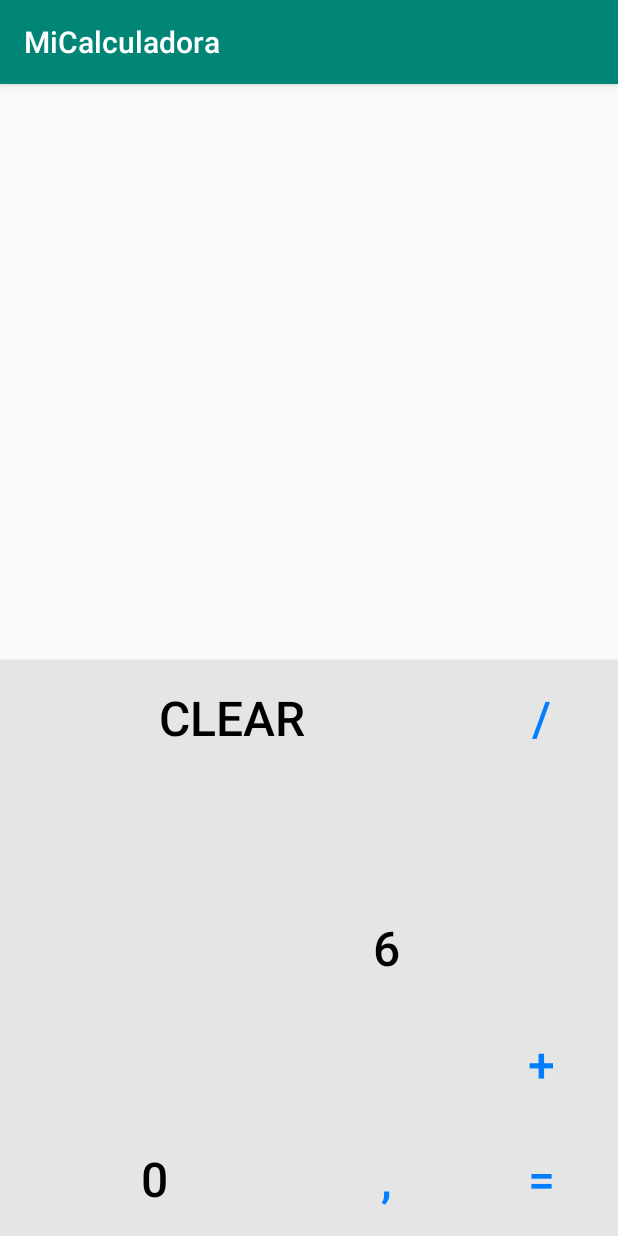
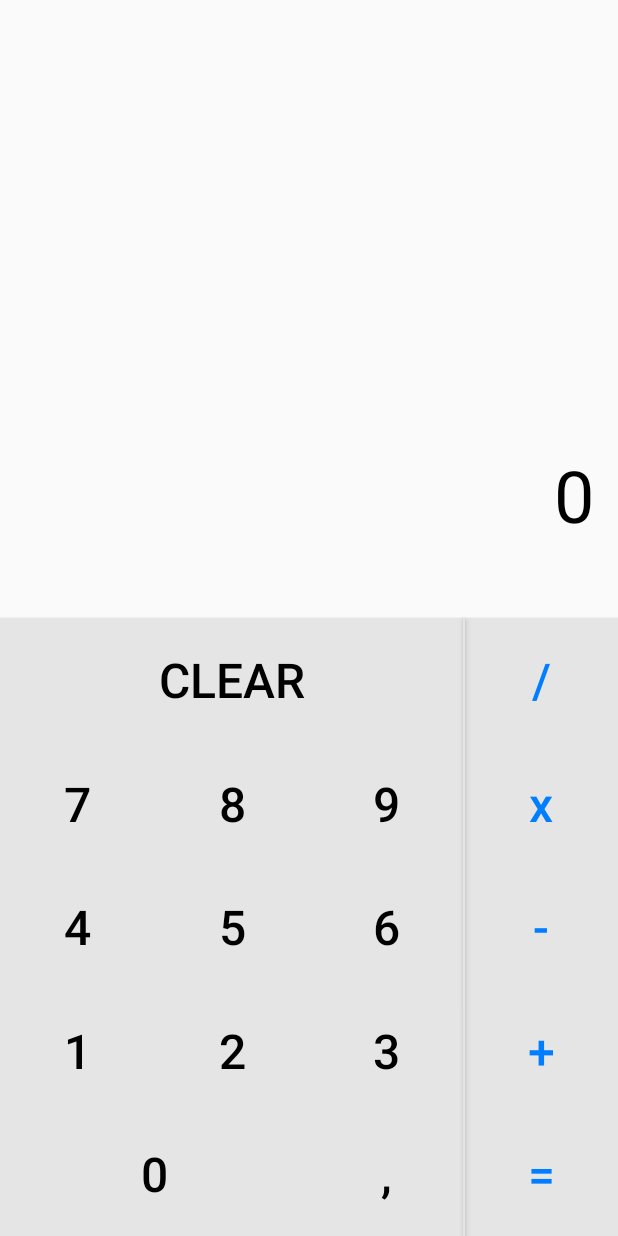
Before and after one commit to SheilaNieva/MiCalculadora, an Android app: the screen it shows after launch (MainActivity), on a phone screen of 412 x 824 dp. Run offline under Robolectric (Android 15) with nearby library versions, the phone set to English and light mode, and no system bars.

Commit message:
estilo acabado de botones

```diff
--- a/app/src/main/res/layout/activity_main.xml
+++ b/app/src/main/res/layout/activity_main.xml
@@ -8,285 +8,321 @@
 
 
     <androidx.constraintlayout.widget.Guideline
-        android:id="@+id/gHor1"
-        android:layout_width="0dp"
+        android:id="@+id/gH1"
+        android:layout_width="wrap_content"
         android:layout_height="wrap_content"
         android:orientation="horizontal"
+        app:layout_constraintGuide_percent="1"
         app:layout_constraintEnd_toEndOf="parent"
-        app:layout_constraintGuide_percent="1"
         app:layout_constraintStart_toStartOf="parent" />
 
     <androidx.constraintlayout.widget.Guideline
-        android:id="@+id/gHor2"
-        android:layout_width="0dp"
+        android:id="@+id/gH2"
+        android:layout_width="wrap_content"
         android:layout_height="wrap_content"
         android:orientation="horizontal"
+        app:layout_constraintGuide_percent="0.9"
         app:layout_constraintEnd_toEndOf="parent"
-        app:layout_constraintGuide_percent="0.9"
-        app:layout_constraintStart_toStartOf="parent" />
-    <androidx.constraintlayout.widget.Guideline
-        android:id="@+id/gHor3"
-        android:layout_width="0dp"
-        android:layout_height="wrap_content"
-        android:orientation="horizontal"
-        app:layout_constraintEnd_toEndOf="parent"
-        app:layout_constraintGuide_percent="0.8"
-        app:layout_constraintStart_toStartOf="parent" />
-    <androidx.constraintlayout.widget.Guideline
-        android:id="@+id/gHor4"
-        android:layout_width="0dp"
-        android:layout_height="wrap_content"
-        android:orientation="horizontal"
-        app:layout_constraintEnd_toEndOf="parent"
-        app:layout_constraintGuide_percent="0.7"
-        app:layout_constraintStart_toStartOf="parent" />
-    <androidx.constraintlayout.widget.Guideline
-        android:id="@+id/gHor5"
-        android:layout_width="0dp"
-        android:layout_height="wrap_content"
-        android:orientation="horizontal"
-        app:layout_constraintEnd_toEndOf="parent"
-        app:layout_constraintGuide_percent="0.6"
         app:layout_constraintStart_toStartOf="parent" />
 
     <androidx.constraintlayout.widget.Guideline
-        android:id="@+id/gHor6"
-        android:layout_width="0dp"
+        android:id="@+id/gH3"
+        android:layout_width="wrap_content"
         android:layout_height="wrap_content"
         android:orientation="horizontal"
+        app:layout_constraintGuide_percent="0.8"
         app:layout_constraintEnd_toEndOf="parent"
-        app:layout_constraintGuide_percent="0.5"
         app:layout_constraintStart_toStartOf="parent" />
 
     <androidx.constraintlayout.widget.Guideline
-        android:id="@+id/gVer1"
-        android:layout_width="0dp"
+        android:id="@+id/gH4"
+        android:layout_width="wrap_content"
         android:layout_height="wrap_content"
-        android:orientation="vertical"
+        android:orientation="horizontal"
+        app:layout_constraintGuide_percent="0.7"
         app:layout_constraintEnd_toEndOf="parent"
-        app:layout_constraintGuide_percent="0"
-        app:layout_constraintStart_toStartOf="parent" />
-    <androidx.constraintlayout.widget.Guideline
-        android:id="@+id/gVer2"
-        android:layout_width="0dp"
-        android:layout_height="wrap_content"
-        android:orientation="vertical"
-        app:layout_constraintEnd_toEndOf="parent"
-        app:layout_constraintGuide_percent="0.25"
         app:layout_constraintStart_toStartOf="parent" />
 
     <androidx.constraintlayout.widget.Guideline
-        android:id="@+id/gVer3"
-        android:layout_width="0dp"
+        android:id="@+id/gH5"
+        android:layout_width="wrap_content"
         android:layout_height="wrap_content"
-        android:orientation="vertical"
+        android:orientation="horizontal"
+        app:layout_constraintGuide_percent="0.6"
         app:layout_constraintEnd_toEndOf="parent"
-        app:layout_constraintGuide_percent="0.5"
-        app:layout_constraintStart_toStartOf="parent" />
-    <androidx.constraintlayout.widget.Guideline
-        android:id="@+id/gVer4"
-        android:layout_width="0dp"
-        android:layout_height="wrap_content"
-        android:orientation="vertical"
-        app:layout_constraintEnd_toEndOf="parent"
-        app:layout_constraintGuide_percent="0.75"
         app:layout_constraintStart_toStartOf="parent" />
 
     <androidx.constraintlayout.widget.Guideline
-        android:id="@+id/gVer5"
-        android:layout_width="0dp"
+        android:id="@+id/gH6"
+        android:layout_width="wrap_content"
+        android:layout_height="wrap_content"
+        android:orientation="horizontal"
+        app:layout_constraintGuide_percent="0.5"
+        app:layout_constraintEnd_toEndOf="parent"
+        app:layout_constraintStart_toStartOf="parent" />
+
+    <androidx.constraintlayout.widget.Guideline
+        android:id="@+id/gH7"
+        android:layout_width="wrap_content"
+        android:layout_height="wrap_content"
+        android:orientation="horizontal"
+        app:layout_constraintGuide_percent="0.3"
+        app:layout_constraintEnd_toEndOf="parent"
+        app:layout_constraintStart_toStartOf="parent" />
+
+    <androidx.constraintlayout.widget.Guideline
+        android:id="@+id/gV1"
+        android:layout_width="wrap_content"
         android:layout_height="wrap_content"
         android:orientation="vertical"
+        app:layout_constraintGuide_percent="0"
         app:layout_constraintEnd_toEndOf="parent"
+        app:layout_constraintStart_toStartOf="parent" />
+
+    <androidx.constraintlayout.widget.Guideline
+        android:id="@+id/gV2"
+        android:layout_width="wrap_content"
+        android:layout_height="wrap_content"
+        android:orientation="vertical"
+        app:layout_constraintGuide_percent="0.25"
+        app:layout_constraintEnd_toEndOf="parent"
+        app:layout_constraintStart_toStartOf="parent" />
+
+    <androidx.constraintlayout.widget.Guideline
+        android:id="@+id/gV3"
+        android:layout_width="wrap_content"
+        android:layout_height="wrap_content"
+        android:orientation="vertical"
+        app:layout_constraintGuide_percent="0.5"
+        app:layout_constraintEnd_toEndOf="parent"
+        app:layout_constraintStart_toStartOf="parent" />
+
+    <androidx.constraintlayout.widget.Guideline
+        android:id="@+id/gV4"
+        android:layout_width="wrap_content"
+        android:layout_height="wrap_content"
+        android:orientation="vertical"
+        app:layout_constraintGuide_percent="0.75"
+        app:layout_constraintEnd_toEndOf="parent"
+        app:layout_constraintStart_toStartOf="parent" />
+
+    <androidx.constraintlayout.widget.Guideline
+        android:id="@+id/gV5"
+        android:layout_width="wrap_content"
+        android:layout_height="wrap_content"
+        android:orientation="vertical"
         app:layout_constraintGuide_percent="1"
+        app:layout_constraintEnd_toEndOf="parent"
         app:layout_constraintStart_toStartOf="parent" />
 
     <androidx.appcompat.widget.AppCompatButton
-        android:id="@+id/btn0"
-        android:layout_width="0dp"
-        android:layout_height="0dp"
+        android:id="@+id/bt0"
         android:text="@string/botonCero"
         style="@style/NumberButton"
-        app:layout_constraintBottom_toTopOf="@id/gHor1"
-        app:layout_constraintEnd_toStartOf="@id/gVer3"
-        app:layout_constraintStart_toEndOf="@+id/gVer1"
-        app:layout_constraintTop_toBottomOf="@id/gHor2" />
+        app:layout_constraintBottom_toTopOf="@id/gH1"
+        app:layout_constraintEnd_toStartOf="@id/gV3"
+        app:layout_constraintStart_toEndOf="@id/gV1"
+        app:layout_constraintTop_toBottomOf="@id/gH2"
+        android:layout_width="0dp"
+        android:layout_height="0dp" />
 
     <androidx.appcompat.widget.AppCompatButton
-        android:id="@+id/btnComa"
+        android:id="@+id/btComma"
+        style="@style/NumberButton"
+        android:text="@string/botonComa"
+        app:layout_constraintBottom_toTopOf="@id/gH1"
+        app:layout_constraintEnd_toStartOf="@id/gV4"
+        app:layout_constraintStart_toEndOf="@id/gV3"
+        app:layout_constraintTop_toBottomOf="@id/gH2"
         android:layout_width="0dp"
-        android:layout_height="0dp"
-        android:text="@string/botonComa"
-        style="@style/SymbolButton"
-        app:layout_constraintBottom_toTopOf="@id/gHor1"
-        app:layout_constraintEnd_toStartOf="@id/gVer4"
-        app:layout_constraintStart_toEndOf="@+id/gVer3"
-        app:layout_constraintTop_toBottomOf="@id/gHor2" />
+        android:layout_height="0dp" />
 
     <androidx.appcompat.widget.AppCompatButton
-        android:id="@+id/btnIgual"
+        android:id="@+id/btEqual"
+        style="@style/SymbolButton"
+        android:text="@string/botonIgual"
+        app:layout_constraintBottom_toTopOf="@id/gH1"
+        app:layout_constraintEnd_toStartOf="@id/gV5"
+        app:layout_constraintStart_toEndOf="@id/gV4"
+        app:layout_constraintTop_toBottomOf="@id/gH2"
         android:layout_width="0dp"
-        android:layout_height="0dp"
-        android:text="@string/botonIgual"
-        style="@style/SymbolButton"
-        app:layout_constraintBottom_toTopOf="@id/gHor1"
-        app:layout_constraintEnd_toStartOf="@id/gVer5"
-        app:layout_constraintStart_toEndOf="@+id/gVer4"
-        app:layout_constraintTop_toBottomOf="@id/gHor2" />
+        android:layout_height="0dp" />
 
     <androidx.appcompat.widget.AppCompatButton
-        android:id="@+id/btnPlus"
+        android:id="@+id/btPlus"
+        style="@style/SymbolButton"
+        android:text="@string/botonPlus"
+        app:layout_constraintBottom_toTopOf="@id/gH2"
+        app:layout_constraintEnd_toStartOf="@id/gV5"
+        app:layout_constraintStart_toEndOf="@id/gV4"
+        app:layout_constraintTop_toBottomOf="@id/gH3"
         android:layout_width="0dp"
-        android:layout_height="0dp"
-        android:text="@string/botonPlus"
-        style="@style/SymbolButton"
-        app:layout_constraintBottom_toTopOf="@id/gHor2"
-        app:layout_constraintEnd_toStartOf="@id/gVer5"
-        app:layout_constraintStart_toEndOf="@+id/gVer4"
-        app:layout_constraintTop_toBottomOf="@id/gHor3" />
+        android:layout_height="0dp" />
 
     <androidx.appcompat.widget.AppCompatButton
-        android:id="@+id/btn1"
+        android:id="@+id/bt1"
+        style="@style/NumberButton"
+        android:text="@string/botonUno"
+        app:layout_constraintBottom_toTopOf="@id/gH2"
+        app:layout_constraintEnd_toStartOf="@id/gV2"
+        app:layout_constraintStart_toEndOf="@id/gV1"
+        app:layout_constraintTop_toBottomOf="@id/gH3"
         android:layout_width="0dp"
-        android:layout_height="0dp"
-        style="@style/NumberButton"
-        app:layout_constraintBottom_toTopOf="@id/gHor2"
-        app:layout_constraintEnd_toStartOf="@id/gVer2"
-        app:layout_constraintStart_toEndOf="@+id/gVer1"
-        app:layout_constraintTop_toBottomOf="@id/gHor3"
-        tools:text="@string/botonUno" />
+        android:layout_height="0dp" />
 
     <androidx.appcompat.widget.AppCompatButton
-        android:id="@+id/btn2"
+        android:id="@+id/bt2"
+        style="@style/NumberButton"
+        android:text="@string/botonDos"
+        app:layout_constraintBottom_toTopOf="@id/gH2"
+        app:layout_constraintEnd_toStartOf="@id/gV3"
+        app:layout_constraintStart_toEndOf="@id/gV2"
+        app:layout_constraintTop_toBottomOf="@id/gH3"
         android:layout_width="0dp"
-        android:layout_height="0dp"
-        style="@style/NumberButton"
-        app:layout_constraintBottom_toTopOf="@id/gHor2"
-        app:layout_constraintEnd_toStartOf="@id/gVer3"
-        app:layout_constraintStart_toEndOf="@+id/gVer2"
-        app:layout_constraintTop_toBottomOf="@id/gHor3"
-        tools:text="@string/botonDos" />
+        android:layout_height="0dp" />
 
     <androidx.appcompat.widget.AppCompatButton
         android:id="@+id/bt3"
+        style="@style/NumberButton"
+        android:text="@string/botonTres"
+        app:layout_constraintBottom_toTopOf="@id/gH2"
+        app:layout_constraintEnd_toStartOf="@id/gV4"
+        app:layout_constraintStart_toEndOf="@id/gV3"
+        app:layout_constraintTop_toBottomOf="@id/gH3"
+        android:layout_width="0dp"
+        android:layout_height="0dp" />
+
+    <androidx.appcompat.widget.AppCompatButton
+        android:id="@+id/bt4"
+        style="@style/NumberButton"
+        android:text="@string/botonCuatro"
+        app:layout_constraintBottom_toTopOf="@id/gH3"
+        app:layout_constraintEnd_toStartOf="@id/gV2"
+        app:layout_constraintStart_toEndOf="@id/gV1"
+        app:layout_constraintTop_toBottomOf="@id/gH4"
+        android:layout_width="0dp"
+        android:layout_height="0dp" />
+
+    <androidx.appcompat.widget.AppCompatButton
+        android:id="@+id/bt5"
+        style="@style/NumberButton"
+        android:text="@string/botonCinco"
+        app:layout_constraintBottom_toTopOf="@id/gH3"
+        app:layout_constraintEnd_toStartOf="@id/gV3"
+        app:layout_constraintStart_toEndOf="@id/gV2"
+        app:layout_constraintTop_toBottomOf="@id/gH4"
+        android:layout_width="0dp"
+        android:layout_height="0dp" />
+
+    <androidx.appcompat.widget.AppCompatButton
+        android:id="@+id/bt6"
+        style="@style/NumberButton"
+        android:text="@string/botonSeis"
+        app:layout_constraintBottom_toTopOf="@id/gH3"
+        app:layout_constraintEnd_toStartOf="@id/gV4"
+        app:layout_constraintStart_toEndOf="@id/gV3"
+        app:layout_constraintTop_toBottomOf="@id/gH4"
+        android:layout_width="0dp"
+        android:layout_height="0dp" />
+
+    <androidx.appcompat.widget.AppCompatButton
+        android:id="@+id/btMinus"
+        style="@style/SymbolButton"
+        android:text="@string/botonMinus"
+        app:layout_constraintBottom_toTopOf="@id/gH3"
+        app:layout_constraintEnd_toStartOf="@id/gV5"
+        app:layout_constraintStart_toEndOf="@id/gV4"
+        app:layout_constraintTop_toBottomOf="@id/gH4"
+        android:layout_width="0dp"
+        android:layout_height="0dp" />
+
+    <androidx.appcompat.widget.AppCompatButton
+        android:id="@+id/bt7"
+        style="@style/NumberButton"
+        android:text="@string/botonSiete"
+        app:layout_constraintBottom_toTopOf="@id/gH4"
+        app:layout_constraintEnd_toStartOf="@id/gV2"
+        app:layout_constraintStart_toEndOf="@id/gV1"
+        app:layout_constraintTop_toBottomOf="@id/gH5"
+        android:layout_width="0dp"
+        android:layout_height="0dp" />
+
+    <androidx.appcompat.widget.AppCompatButton
+        android:id="@+id/bt8"
+        style="@style/NumberButton"
+        android:text="@string/botonOcho"
+        app:layout_constraintBottom_toTopOf="@id/gH4"
+        app:layout_constraintEnd_toStartOf="@id/gV3"
+        app:layout_constraintStart_toEndOf="@id/gV2"
+        app:layout_constraintTop_toBottomOf="@id/gH5"
+        android:layout_width="0dp"
+        android:layout_height="0dp" />
+
+    <androidx.appcompat.widget.AppCompatButton
+        android:id="@+id/bt9"
+        style="@style/NumberButton"
+        android:text="@string/botonNueve"
+        app:layout_constraintBottom_toTopOf="@id/gH4"
+        app:layout_constraintEnd_toStartOf="@id/gV4"
+        app:layout_constraintStart_toEndOf="@id/gV3"
+        app:layout_constraintTop_toBottomOf="@id/gH5"
+        android:layout_width="0dp"
+        android:layout_height="0dp" />
+
+    <androidx.appcompat.widget.AppCompatButton
+        android:id="@+id/btMul"
+        style="@style/SymbolButton"
+        android:text="@string/botonMul"
+        app:layout_constraintBottom_toTopOf="@id/gH4"
+        app:layout_constraintEnd_toStartOf="@id/gV5"
+        app:layout_constraintStart_toEndOf="@id/gV4"
+        app:layout_constraintTop_toBottomOf="@id/gH5"
+        android:layout_width="0dp"
+        android:layout_height="0dp" />
+
+    <androidx.appcompat.widget.AppCompatButton
+        android:id="@+id/btClear"
+        style="@style/NumberButton"
+        android:text="@string/botonClear"
+        app:layout_constraintBottom_toTopOf="@id/gH5"
+        app:layout_constraintEnd_toStartOf="@id/gV4"
+        app:layout_constraintStart_toEndOf="@id/gV1"
+        app:layout_constraintTop_toBottomOf="@id/gH6"
+        android:layout_width="0dp"
+        android:layout_height="0dp" />
+
+    <androidx.appcompat.widget.AppCompatButton
+        android:id="@+id/btDiv"
+        style="@style/SymbolButton"
+        android:text="@string/botonDiv"
+        app:layout_constraintBottom_toTopOf="@id/gH5"
+        app:layout_constraintEnd_toStartOf="@id/gV5"
+        app:layout_constraintStart_toEndOf="@id/gV4"
+        app:layout_constraintTop_toBottomOf="@id/gH6"
+        android:layout_width="0dp"
+        android:layout_height="0dp" />
+
+    <View
+        android:id="@+id/separator"
+        style="@style/Separator"
+        android:layout_height="0dp"
+        app:layout_constraintBottom_toBottomOf="@id/gH1"
+        app:layout_constraintEnd_toStartOf="@id/gV4"
+        app:layout_constraintStart_toEndOf="@id/gV4"
+        app:layout_constraintTop_toTopOf="@id/gH6" />
+
+    <TextView
+        android:id="@+id/screen"
         android:layout_width="0dp"
         android:layout_height="0dp"
-        style="@style/NumberButton"
-        app:layout_constraintBottom_toTopOf="@id/gHor2"
-        app:layout_constraintEnd_toStartOf="@id/gVer4"
-        app:layout_constraintStart_toEndOf="@+id/gVer3"
-        app:layout_constraintTop_toBottomOf="@id/gHor3"
-        tools:text="@string/botonTres" />
-
-    <androidx.appcompat.widget.AppCompatButton
-        android:id="@+id/btn4"
-        android:layout_width="0dp"
-        android:layout_height="0dp"
-        style="@style/NumberButton"
-        app:layout_constraintBottom_toTopOf="@id/gHor3"
-        app:layout_constraintEnd_toStartOf="@id/gVer2"
-        app:layout_constraintStart_toEndOf="@+id/gVer1"
-        app:layout_constraintTop_toBottomOf="@id/gHor4"
-        tools:text="@string/botonCuatro" />
-
-    <androidx.appcompat.widget.AppCompatButton
-        android:id="@+id/btn5"
-        android:layout_width="0dp"
-        android:layout_height="0dp"
-        style="@style/NumberButton"
-        app:layout_constraintBottom_toTopOf="@id/gHor3"
-        app:layout_constraintEnd_toStartOf="@id/gVer3"
-        app:layout_constraintStart_toEndOf="@+id/gVer2"
-        app:layout_constraintTop_toBottomOf="@id/gHor4"
-        tools:text="@string/botonCinco" />
-
-    <androidx.appcompat.widget.AppCompatButton
-        android:id="@+id/btn6"
-        android:layout_width="0dp"
-        android:layout_height="0dp"
-        android:text="@string/botonSeis"
-        style="@style/NumberButton"
-        app:layout_constraintBottom_toTopOf="@id/gHor3"
-        app:layout_constraintEnd_toStartOf="@id/gVer4"
-        app:layout_constraintStart_toEndOf="@+id/gVer3"
-        app:layout_constraintTop_toBottomOf="@id/gHor4" />
-
-    <androidx.appcompat.widget.AppCompatButton
-        android:id="@+id/btnMinus"
-        android:layout_width="0dp"
-        android:layout_height="0dp"
-        style="@style/SymbolButton"
-        app:layout_constraintBottom_toTopOf="@id/gHor3"
-        app:layout_constraintEnd_toStartOf="@id/gVer5"
-        app:layout_constraintStart_toEndOf="@+id/gVer4"
-        app:layout_constraintTop_toBottomOf="@id/gHor4"
-        tools:text="@string/botonMinus" />
-
-    <androidx.appcompat.widget.AppCompatButton
-        android:id="@+id/btn7"
-        android:layout_width="0dp"
-        android:layout_height="0dp"
-        style="@style/NumberButton"
-        app:layout_constraintBottom_toTopOf="@id/gHor4"
-        app:layout_constraintEnd_toStartOf="@id/gVer2"
-        app:layout_constraintStart_toEndOf="@+id/gVer1"
-        app:layout_constraintTop_toBottomOf="@id/gHor5"
-        tools:text="@string/botonSiete" />
-
-    <androidx.appcompat.widget.AppCompatButton
-        android:id="@+id/btn8"
-        android:layout_width="0dp"
-        android:layout_height="0dp"
-        style="@style/NumberButton"
-        app:layout_constraintBottom_toTopOf="@id/gHor4"
-        app:layout_constraintEnd_toStartOf="@id/gVer3"
-        app:layout_constraintStart_toEndOf="@+id/gVer2"
-        app:layout_constraintTop_toBottomOf="@id/gHor5"
-        tools:text="@string/botonOcho" />
-
-    <androidx.appcompat.widget.AppCompatButton
-        android:id="@+id/btn9"
-        android:layout_width="0dp"
-        android:layout_height="0dp"
-        style="@style/NumberButton"
-        app:layout_constraintBottom_toTopOf="@id/gHor4"
-        app:layout_constraintEnd_toStartOf="@id/gVer4"
-        app:layout_constraintStart_toEndOf="@+id/gVer3"
-        app:layout_constraintTop_toBottomOf="@id/gHor5"
-        tools:text="@string/botonNueve" />
-
-    <androidx.appcompat.widget.AppCompatButton
-        android:id="@+id/btnMul"
-        android:layout_width="0dp"
-        android:layout_height="0dp"
-        style="@style/SymbolButton"
-        app:layout_constraintBottom_toTopOf="@id/gHor4"
-        app:layout_constraintEnd_toStartOf="@id/gVer5"
-        app:layout_constraintStart_toEndOf="@+id/gVer4"
-        app:layout_constraintTop_toBottomOf="@id/gHor5"
-        tools:text="@string/botonMul" />
-
-    <androidx.appcompat.widget.AppCompatButton
-        android:id="@+id/btnClear"
-        android:layout_width="0dp"
-        android:layout_height="0dp"
-        android:text="@string/botonClear"
-        style="@style/NumberButton"
-        app:layout_constraintBottom_toTopOf="@id/gHor5"
-        app:layout_constraintEnd_toStartOf="@id/gVer4"
-        app:layout_constraintStart_toEndOf="@+id/gVer1"
-        app:layout_constraintTop_toBottomOf="@id/gHor6" />
-
-    <androidx.appcompat.widget.AppCompatButton
-        android:id="@+id/btnDiv"
-        android:layout_width="0dp"
-        android:layout_height="0dp"
-        style="@style/SymbolButton"
-        android:text="@string/botonDiv"
-        app:layout_constraintBottom_toTopOf="@id/gHor5"
-        app:layout_constraintEnd_toStartOf="@id/gVer5"
-        app:layout_constraintStart_toEndOf="@+id/gVer4"
-        app:layout_constraintTop_toBottomOf="@id/gHor6" />
-
+        android:layout_marginEnd="16dp"
+        android:layout_marginStart="16dp"
+        android:text="@string/botonCero"
+        android:gravity="center|end"
+        style="@style/ScreenNumber"
+        app:layout_constraintBottom_toTopOf="@id/gH6"
+        app:layout_constraintEnd_toStartOf="@id/gV5"
+        app:layout_constraintStart_toEndOf="@id/gV1"
+        app:layout_constraintTop_toBottomOf="@id/gH7" />
 
 </androidx.constraintlayout.widget.ConstraintLayout>
--- a/app/src/main/res/values/styles.xml
+++ b/app/src/main/res/values/styles.xml
@@ -1,7 +1,7 @@
 <resources>
 
     <!-- Base application theme. -->
-    <style name="AppTheme" parent="Theme.AppCompat.Light.DarkActionBar">
+    <style name="AppTheme" parent="Theme.AppCompat.Light.NoActionBar">
         <!-- Customize your theme here. -->
         <item name="colorPrimary">@color/colorPrimary</item>
         <item name="colorPrimaryDark">@color/colorPrimaryDark</item>
```
